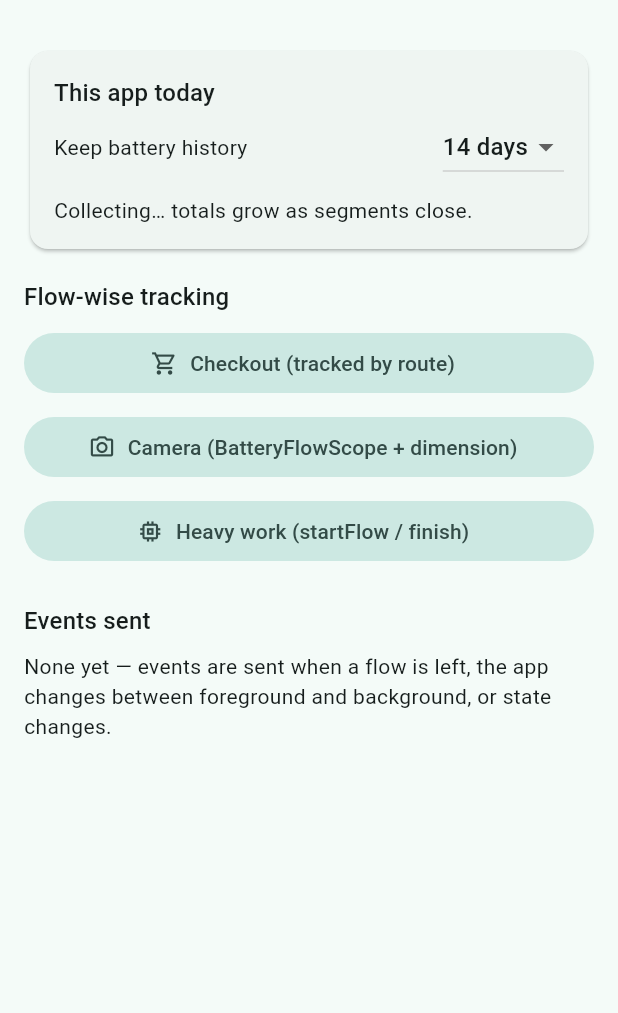
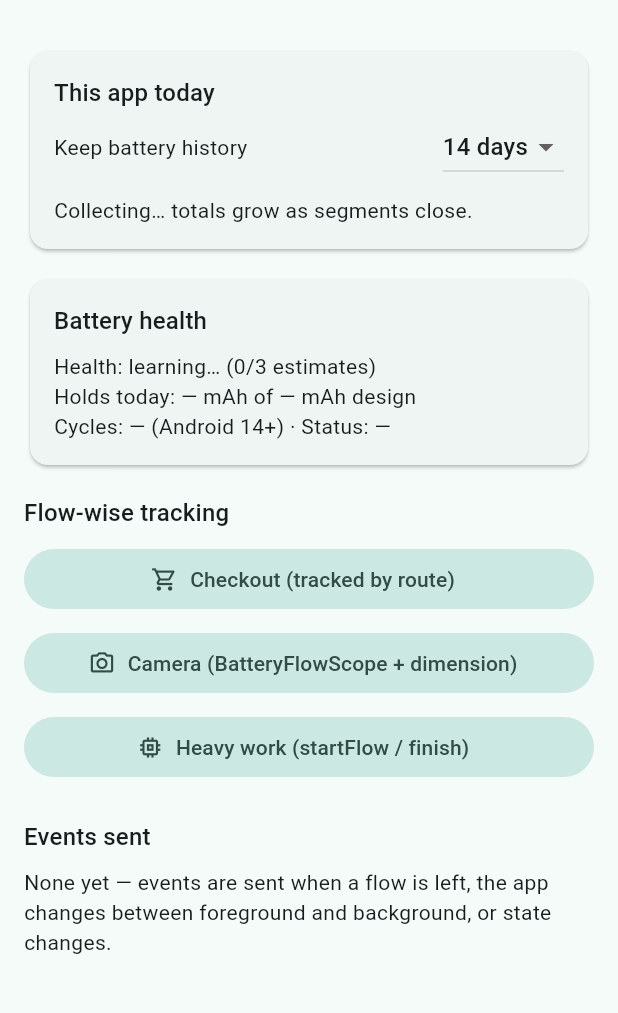
Before and after one commit to aashish-dhiman/battery_insights, a Flutter app: the screen it shows after launch, on a phone screen of 412 x 824 dp, the part 63-1076 px from its top. Run offline on Flutter 3.47's test engine with Material 3 defaults, Android fonts, the phone set to English and light mode, and no system bars; our stand-ins replace shared_preferences.

Commit message:
Add batteryHealth getter
BatteryHealth combines the full-charge capacity worked out from the
phone's own readings with Android's design capacity, cycle count and
health status, and derives healthPct and isWorn(). Documented in the
README, integration site and example app.

Co-Authored-By: Claude Opus 5.5 <noreply@anthropic.com>

```diff
--- a/example/lib/main.dart
+++ b/example/lib/main.dart
@@ -97,6 +97,8 @@ class HomePage extends StatelessWidget {
         padding: const EdgeInsets.all(16),
         children: [
           const UsageTodayCard(),
+          const SizedBox(height: 12),
+          const BatteryHealthCard(),
           const SizedBox(height: 16),
           Text('Flow-wise tracking',
               style: Theme.of(context).textTheme.titleMedium),
@@ -214,6 +216,45 @@ class UsageTodayCard extends StatelessWidget {
   static String _mins(Duration d) => '${d.inMinutes} min';
 }
 
+/// The phone's battery condition, worked out from its own readings.
+class BatteryHealthCard extends StatelessWidget {
+  const BatteryHealthCard({super.key});
+
+  @override
+  Widget build(BuildContext context) {
+    final insights = BatteryInsights.instance;
+    return ListenableBuilder(
+      listenable: insights.debugChanges,
+      builder: (context, _) {
+        final h = insights.batteryHealth;
+        final pct = h.healthPct;
+        return Card(
+          child: Padding(
+            padding: const EdgeInsets.all(16),
+            child: Column(
+              crossAxisAlignment: CrossAxisAlignment.start,
+              children: [
+                Text('Battery health',
+                    style: Theme.of(context).textTheme.titleMedium),
+                const SizedBox(height: 8),
+                Text(pct == null
+                    ? 'Health: learning… (${h.samples}/'
+                        '${BatteryHealth.minSamples} estimates)'
+                    : 'Health: ${pct.toStringAsFixed(0)} %'
+                        '${h.isWorn() ? ' — worn' : ''}'),
+                Text('Holds today: ${h.capacityMah?.round() ?? '—'} mAh'
+                    ' of ${h.designMah?.round() ?? '—'} mAh design'),
+                Text('Cycles: ${h.cycleCount ?? '— (Android 14+)'}'
+                    ' · Status: ${h.status ?? '—'}'),
+              ],
+            ),
+          ),
+        );
+      },
+    );
+  }
+}
+
 class CheckoutPage extends StatelessWidget {
   const CheckoutPage({super.key});
 
--- a/lib/battery_insights.dart
+++ b/lib/battery_insights.dart
@@ -7,6 +7,7 @@ export 'src/debug/battery_debug_snapshot.dart';
 export 'src/debug/battery_insights_debug_view.dart';
 export 'src/debug/battery_insights_overlay.dart';
 export 'src/debug/battery_metric_info.dart';
+export 'src/models/battery_health.dart';
 export 'src/models/battery_insights_config.dart';
 export 'src/models/battery_reading.dart';
 export 'src/models/battery_run_report.dart'
--- a/lib/src/core/battery_insights.dart
+++ b/lib/src/core/battery_insights.dart
@@ -7,6 +7,7 @@ import 'package:flutter/widgets.dart';
 import 'package:shared_preferences/shared_preferences.dart';
 
 import '../debug/battery_debug_snapshot.dart';
+import '../models/battery_health.dart';
 import '../models/battery_insights_config.dart';
 import '../models/battery_reading.dart';
 import '../models/battery_run_report.dart';
@@ -159,6 +160,26 @@ class BatteryInsights {
     } else if (_usage.days.length != before) {
       _prefs?.setString(_prefUsage, jsonEncode(_usage.toJson()));
     }
+  }
+
+  /// This phone's battery condition: full-charge capacity worked out from its
+  /// own readings, design capacity, health %, cycle count and Android's
+  /// health status.
+  ///
+  /// The capacity estimate builds up from readings the package takes while
+  /// reporting is active (see [BatteryHealth.capacityMah]) and is kept across
+  /// restarts, so it is usually known within a day or two of normal use. The
+  /// other fields come from the most recent reading — including a
+  /// [probeNow], which you can call to fill them in without reporting.
+  BatteryHealth get batteryHealth {
+    final r = _latest;
+    return BatteryHealth(
+      capacityMah: _capacity.capacityMah,
+      designMah: r?.designCapacityMah,
+      cycleCount: r?.cycleCount,
+      status: r?.health,
+      samples: _capacity.sampleCount,
+    );
   }
 
   /// Forgets [usage].
--- /dev/null
+++ b/lib/src/models/battery_health.dart
@@ -0,0 +1,61 @@
+import 'capacity_estimator.dart';
+
+/// The phone's battery condition, as far as an app can know it.
+///
+/// [capacityMah] is worked out by the package from this phone's own readings
+/// (see [BatteryInsights.batteryHealth]); the rest is what Android reports.
+/// Every field is null until known.
+class BatteryHealth {
+  const BatteryHealth({
+    this.capacityMah,
+    this.designMah,
+    this.cycleCount,
+    this.status,
+    this.samples = 0,
+  });
+
+  /// Full-charge capacity today: the median of up to 25 estimates of
+  /// charge ÷ level, taken on battery at 50 % or more, one per level step.
+  /// Null until [minSamples] are in, or on a phone with no charge counter.
+  final double? capacityMah;
+
+  /// Factory-rated capacity from the OEM power profile. Null on phones that
+  /// do not expose it.
+  final double? designMah;
+
+  /// Charge cycles, as Android reports them (Android 14+).
+  final int? cycleCount;
+
+  /// Android's own verdict: `good`, `overheat`, `dead`, `over_voltage`,
+  /// `failure` or `cold`.
+  final String? status;
+
+  /// Capacity estimates [capacityMah] rests on so far.
+  final int samples;
+
+  /// Estimates needed before [capacityMah] is given.
+  static const int minSamples = CapacityEstimator.minSamples;
+
+  /// [capacityMah] as a share of [designMah], in percent — how much of its
+  /// original charge the battery still holds. Null unless both are known.
+  ///
+  /// A few percent over 100 is normal on new batteries and on OEMs that
+  /// rescale the displayed battery %. Under ~80 is a worn battery.
+  double? get healthPct {
+    final c = capacityMah;
+    final d = designMah;
+    return c == null || d == null || d <= 0 ? null : c / d * 100;
+  }
+
+  /// Whether [healthPct] is known and under [threshold].
+  bool isWorn({double threshold = 80}) {
+    final pct = healthPct;
+    return pct != null && pct < threshold;
+  }
+
+  @override
+  String toString() => 'BatteryHealth(capacity: ${capacityMah?.round()} mAh, '
+      'design: ${designMah?.round()} mAh, '
+      'health: ${healthPct?.toStringAsFixed(1)} %, cycles: $cycleCount, '
+      'status: $status, samples: $samples)';
+}
```
Also changed, not shown: 4 other files.
